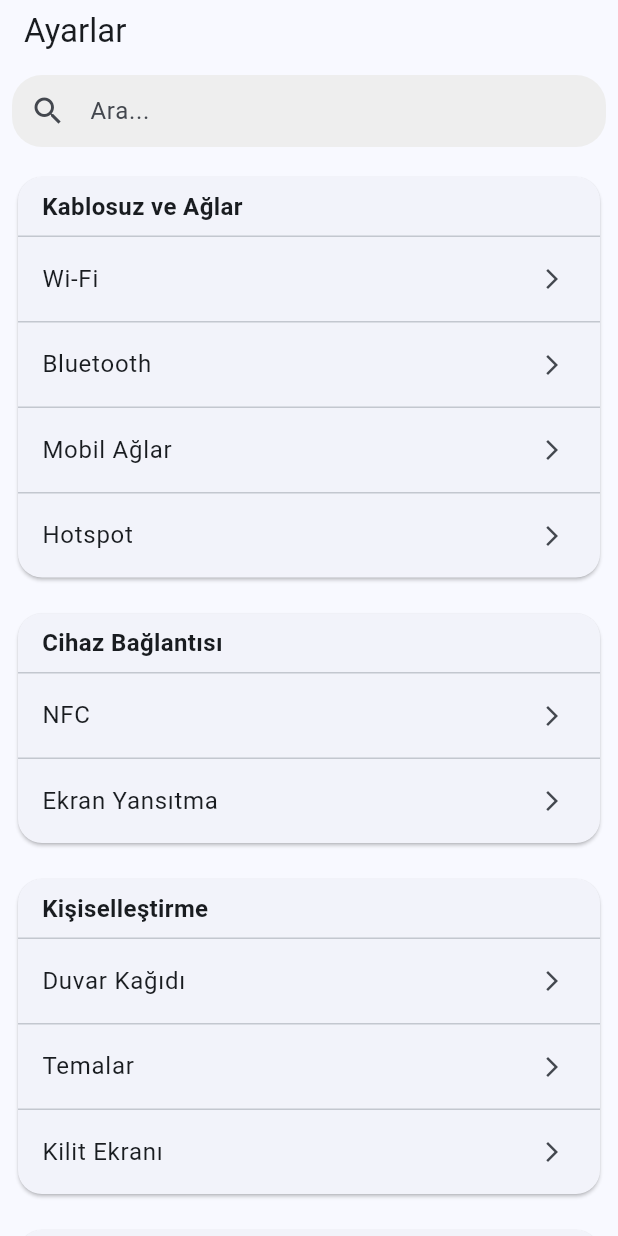
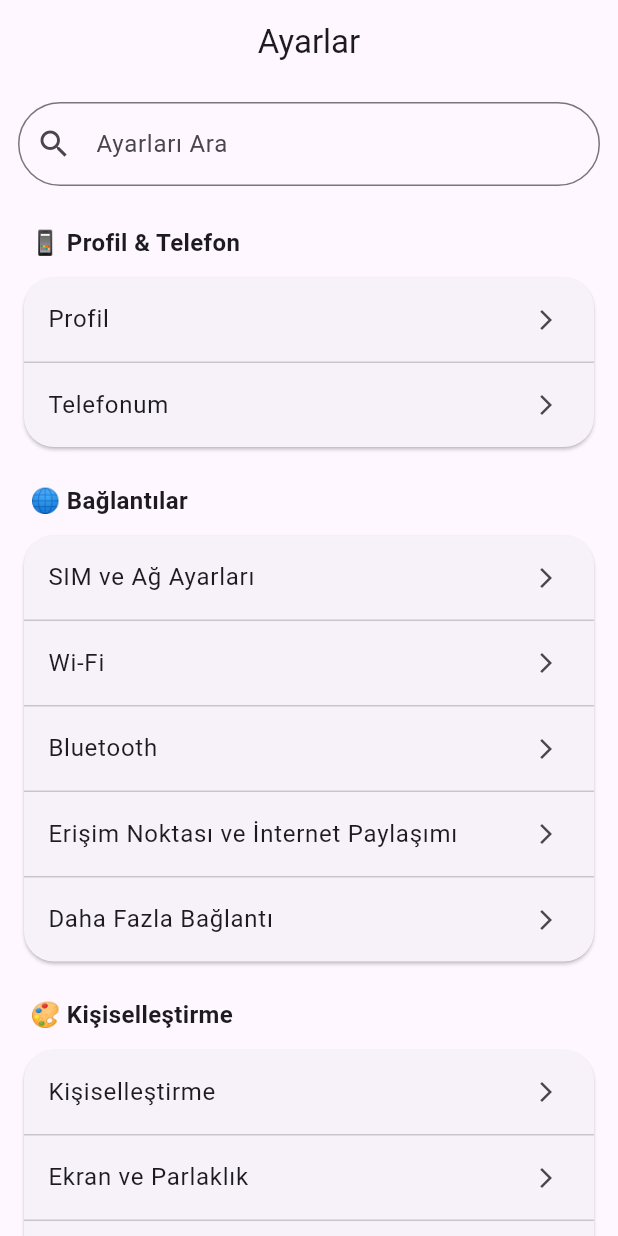
Before and after one commit to nsibvlizad-hub/Sin, a Flutter app: the screen it shows after launch, on a phone screen of 412 x 824 dp. Run offline on Flutter 3.47's test engine with Material 3 defaults, Android fonts, the phone set to English and light mode, and no system bars; our stand-ins replace shared_preferences.

Commit message:
Update main.dart

```diff
--- a/lib/main.dart
+++ b/lib/main.dart
@@ -1,204 +1,92 @@
-import 'package:flutter/material.dart';
-import 'package:android_intent_plus/android_intent.dart';
-import 'package:android_intent_plus/flag.dart';
+import 'package:flutter/material.dart'; import 'package:android_intent_plus/android_intent.dart';
 
-void main() {
-  runApp(const SettingsApp());
+void main() { runApp(const SettingsApp()); }
+
+class SettingsApp extends StatelessWidget { const SettingsApp({super.key});
+
+@override Widget build(BuildContext context) { return MaterialApp( debugShowCheckedModeBanner: false, title: 'HiOS 16 Settings', theme: ThemeData( primarySwatch: Colors.blue, ), home: const SettingsHome(), ); } }
+
+class SettingsHome extends StatefulWidget { const SettingsHome({super.key});
+
+@override State<SettingsHome> createState() => _SettingsHomeState(); }
+
+class _SettingsHomeState extends State<SettingsHome> { final TextEditingController _searchController = TextEditingController();
+
+void openSystemSettings(String action) { final intent = AndroidIntent(action: action); intent.launch(); }
+
+@override Widget build(BuildContext context) { return Scaffold( appBar: AppBar( title: const Text('Ayarlar'), centerTitle: true, ), body: ListView( children: [ Padding( padding: const EdgeInsets.all(12), child: TextField( controller: _searchController, decoration: InputDecoration( hintText: 'Ayarları Ara', prefixIcon: const Icon(Icons.search), border: OutlineInputBorder( borderRadius: BorderRadius.circular(30), ), ), ), ),
+
+// 1. Grup Profil + Telefonum
+      settingsGroup("📱 Profil & Telefon", [
+        settingsTile("Profil", () {
+          // Sahte profil
+        }),
+        settingsTile("Telefonum", () {
+          Navigator.push(
+            context,
+            MaterialPageRoute(builder: (context) => const PhoneInfoPage()),
+          );
+        }),
+      ]),
+
+      // 2. Grup Bağlantılar
+      settingsGroup("🌐 Bağlantılar", [
+        settingsTile("SIM ve Ağ Ayarları", () => openSystemSettings('android.settings.NETWORK_OPERATOR_SETTINGS')),
+        settingsTile("Wi-Fi", () => openSystemSettings('android.settings.WIFI_SETTINGS')),
+        settingsTile("Bluetooth", () => openSystemSettings('android.settings.BLUETOOTH_SETTINGS')),
+        settingsTile("Erişim Noktası ve İnternet Paylaşımı", () => openSystemSettings('android.settings.WIRELESS_SETTINGS')),
+        settingsTile("Daha Fazla Bağlantı", () => openSystemSettings('android.settings.AIRPLANE_MODE_SETTINGS')),
+      ]),
+
+      // 3. Grup Kişiselleştirme
+      settingsGroup("🎨 Kişiselleştirme", [
+        settingsTile("Kişiselleştirme", () {}),
+        settingsTile("Ekran ve Parlaklık", () => openSystemSettings('android.settings.DISPLAY_SETTINGS')),
+        settingsTile("Ses ve Titreşim", () => openSystemSettings('android.settings.SOUND_SETTINGS')),
+        settingsTile("Bildirim Paneli", () => openSystemSettings('android.settings.NOTIFICATION_SETTINGS')),
+      ]),
+
+      // 4. Grup Güvenlik
+      settingsGroup("🔒 Güvenlik & Gizlilik", [
+        settingsTile("Parola ve Güvenlik", () => openSystemSettings('android.settings.SECURITY_SETTINGS')),
+        settingsTile("Gizlilik", () => openSystemSettings('android.settings.PRIVACY_SETTINGS')),
+        settingsTile("Depolama", () => openSystemSettings('android.settings.INTERNAL_STORAGE_SETTINGS')),
+      ]),
+
+      // 5. Grup Uygulamalar
+      settingsGroup("⚙️ Uygulamalar & Konum", [
+        settingsTile("Uygulama Yönetimi", () => openSystemSettings('android.settings.APPLICATION_SETTINGS')),
+        settingsTile("Konum", () => openSystemSettings('android.settings.LOCATION_SOURCE_SETTINGS')),
+      ]),
+
+      // 6. Grup Batarya
+      settingsGroup("🔋 Batarya & Dijital Sağlık", [
+        settingsTile("Batarya Laboratuvarı", () => openSystemSettings('android.settings.BATTERY_SAVER_SETTINGS')),
+        settingsTile("Dijital Denge ve Ebeveyn Denetimleri", () => openSystemSettings('android.settings.DIGITAL_WELLBEING_SETTINGS')),
+        settingsTile("Ekstra Özellikler", () {}),
+      ]),
+
+      // 7. Grup Hesaplar
+      settingsGroup("👥 Hesaplar & Güvenlik", [
+        settingsTile("Kullanıcılar ve Hesaplar", () => openSystemSettings('android.settings.ADD_ACCOUNT_SETTINGS')),
+        settingsTile("Güvenlik ve Acil Durum", () => openSystemSettings('android.settings.SAFETY_CENTER')),
+        settingsTile("Google", () => openSystemSettings('android.settings.GOOGLE_SETTINGS')),
+      ]),
+
+      // 8. Grup Sistem
+      settingsGroup("⚙️ Sistem", [
+        settingsTile("Sistem", () => openSystemSettings('android.settings.SETTINGS')),
+      ]),
+    ],
+  ),
+);
+
 }
 
-class SettingsApp extends StatelessWidget {
-  const SettingsApp({super.key});
+Widget settingsGroup(String title, List<Widget> children) { return Padding( padding: const EdgeInsets.symmetric(horizontal: 12, vertical: 6), child: Column( crossAxisAlignment: CrossAxisAlignment.start, children: [ Padding( padding: const EdgeInsets.all(8.0), child: Text(title, style: const TextStyle(fontWeight: FontWeight.bold, fontSize: 16)), ), Card( shape: RoundedRectangleBorder(borderRadius: BorderRadius.circular(20)), child: Column( children: List.generate(children.length * 2 - 1, (index) { if (index.isEven) { return children[index ~/ 2]; } else { return const Divider(height: 1); } }), ), ) ], ), ); }
 
-  @override
-  Widget build(BuildContext context) {
-    return MaterialApp(
-      debugShowCheckedModeBanner: false,
-      title: 'Ayarlar',
-      theme: ThemeData(
-        useMaterial3: true,
-        colorScheme: ColorScheme.fromSeed(seedColor: Colors.blue),
-      ),
-      home: const SettingsHome(),
-    );
-  }
-}
+Widget settingsTile(String title, VoidCallback onTap) { return ListTile( title: Text(title), trailing: const Icon(Icons.arrow_forward_ios, size: 16), onTap: onTap, ); } }
 
-class SettingsHome extends StatefulWidget {
-  const SettingsHome({super.key});
+class PhoneInfoPage extends StatelessWidget { const PhoneInfoPage({super.key});
 
-  @override
-  State<SettingsHome> createState() => _SettingsHomeState();
-}
-
-class _SettingsHomeState extends State<SettingsHome> {
-  String query = "";
-
-  final Map<String, List<Map<String, dynamic>>> categories = {
-    "Kablosuz ve Ağlar": [
-      {"title": "Wi-Fi", "intent": "android.settings.WIFI_SETTINGS"},
-      {"title": "Bluetooth", "intent": "android.settings.BLUETOOTH_SETTINGS"},
-      {"title": "Mobil Ağlar", "intent": "android.settings.DATA_ROAMING_SETTINGS"},
-      {"title": "Hotspot", "intent": "android.settings.TETHER_SETTINGS"},
-    ],
-    "Cihaz Bağlantısı": [
-      {"title": "NFC", "intent": "android.settings.NFC_SETTINGS"},
-      {"title": "Ekran Yansıtma", "intent": "android.settings.CAST_SETTINGS"},
-    ],
-    "Kişiselleştirme": [
-      {"title": "Duvar Kağıdı", "intent": "android.settings.WALLPAPER_SETTINGS"},
-      {"title": "Temalar", "intent": "android.settings.HOME_SETTINGS"},
-      {"title": "Kilit Ekranı", "intent": "android.settings.DISPLAY_SETTINGS"},
-    ],
-    "Uygulamalar": [
-      {"title": "Tüm Uygulamalar", "intent": "android.settings.APPLICATION_SETTINGS"},
-      {"title": "Varsayılan Uygulamalar", "intent": "android.settings.MANAGE_DEFAULT_APPS_SETTINGS"},
-    ],
-    "Depolama ve Bellek": [
-      {"title": "Depolama", "intent": "android.settings.INTERNAL_STORAGE_SETTINGS"},
-      {"title": "Bellek", "intent": "android.settings.MEMORY_CARD_SETTINGS"},
-    ],
-    "Güvenlik ve Gizlilik": [
-      {"title": "Ekran Kilidi", "intent": "android.settings.SECURITY_SETTINGS"},
-      {"title": "Konum", "intent": "android.settings.LOCATION_SOURCE_SETTINGS"},
-      {"title": "Şifreler", "intent": "android.settings.PRIVACY_SETTINGS"},
-    ],
-    "Sistem": [
-      {"title": "Dil ve Giriş", "intent": "android.settings.INPUT_METHOD_SETTINGS"},
-      {"title": "Tarih ve Saat", "intent": "android.settings.DATE_SETTINGS"},
-      {"title": "Yedekleme", "intent": "android.settings.BACKUP_AND_RESET_SETTINGS"},
-      {"title": "Telefon Hakkında", "about": true},
-    ],
-  };
-
-  void _openIntent(String action) {
-    final intent = AndroidIntent(
-      action: action,
-      flags: <int>[Flag.FLAG_ACTIVITY_NEW_TASK],
-    );
-    intent.launch();
-  }
-
-  @override
-  Widget build(BuildContext context) {
-    return Scaffold(
-      appBar: AppBar(
-        title: const Text("Ayarlar"),
-        bottom: PreferredSize(
-          preferredSize: const Size.fromHeight(50),
-          child: Padding(
-            padding: const EdgeInsets.all(8.0),
-            child: TextField(
-              decoration: InputDecoration(
-                hintText: "Ara...",
-                prefixIcon: const Icon(Icons.search),
-                filled: true,
-                fillColor: Colors.grey.shade200,
-                contentPadding: const EdgeInsets.symmetric(horizontal: 12),
-                border: OutlineInputBorder(
-                  borderRadius: BorderRadius.circular(20),
-                  borderSide: BorderSide.none,
-                ),
-              ),
-              onChanged: (val) {
-                setState(() {
-                  query = val.toLowerCase();
-                });
-              },
-            ),
-          ),
-        ),
-      ),
-      body: ListView(
-        children: categories.entries.map((entry) {
-          final groupTitle = entry.key;
-          final items = entry.value.where((item) {
-            final title = item["title"].toString().toLowerCase();
-            return title.contains(query);
-          }).toList();
-
-          if (items.isEmpty) return const SizedBox.shrink();
-
-          return Padding(
-            padding: const EdgeInsets.all(8.0),
-            child: Card(
-              shape: RoundedRectangleBorder(
-                borderRadius: BorderRadius.circular(16),
-              ),
-              child: Column(
-                crossAxisAlignment: CrossAxisAlignment.start,
-                children: [
-                  Container(
-                    padding:
-                        const EdgeInsets.symmetric(horizontal: 16, vertical: 8),
-                    child: Text(groupTitle,
-                        style: const TextStyle(
-                            fontSize: 16, fontWeight: FontWeight.bold)),
-                  ),
-                  const Divider(height: 1),
-                  ...items.map((item) {
-                    return Column(
-                      children: [
-                        ListTile(
-                          title: Text(item["title"]),
-                          trailing: const Icon(Icons.arrow_forward_ios, size: 16),
-                          onTap: () {
-                            if (item["about"] == true) {
-                              Navigator.push(
-                                context,
-                                MaterialPageRoute(
-                                    builder: (_) => const AboutPhonePage()),
-                              );
-                            } else {
-                              _openIntent(item["intent"]);
-                            }
-                          },
-                        ),
-                        if (item != items.last) const Divider(height: 1),
-                      ],
-                    );
-                  }),
-                ],
-              ),
-            ),
-          );
-        }).toList(),
-      ),
-    );
-  }
-}
-
-class AboutPhonePage extends StatelessWidget {
-  const AboutPhonePage({super.key});
-
-  @override
-  Widget build(BuildContext context) {
-    final fakeInfo = {
-      "Android sürümü": "16",
-      "HiOS sürümü": "16",
-      "Model": "TECNO Spark Go 2024",
-      "RAM": "4 GB",
-      "Depolama": "128 GB",
-      "İşlemci": "MediaTek Helio A22",
-      "Knox sürümü": "3.10",
-      "Yapım numarası": "HIOS16.0.0.123 (Fake)",
-      "Güvenlik düzeltme eki": "1 Ağustos 2025",
-    };
-
-    return Scaffold(
-      appBar: AppBar(title: const Text("Telefon Hakkında")),
-      body: ListView(
-        children: fakeInfo.entries.map((e) {
-          return Column(
-            children: [
-              ListTile(
-                title: Text(e.key),
-                subtitle: Text(e.value),
-              ),
-              const Divider(height: 1),
-            ],
-          );
-        }).toList(),
-      ),
-    );
-  }
-}
+@override Widget build(BuildContext context) { return Scaffold( appBar: AppBar(title: const Text("Telefonum")), body: Padding( padding: const EdgeInsets.all(16.0), child: Column( crossAxisAlignment: CrossAxisAlignment.start, children: const [ Text("Android Sürümü: 16", style: TextStyle(fontSize: 18)), SizedBox(height: 8), Text("HiOS Sürümü: 16", style: TextStyle(fontSize: 18)), SizedBox(height: 8), Text("Model: Tecno Spark Go 2024", style: TextStyle(fontSize: 18)), SizedBox(height: 8), Text("RAM: 4 GB", style: TextStyle(fontSize: 18)), SizedBox(height: 8), Text("Knox: Güvenlik aktif (sahte)", style: TextStyle(fontSize: 18)), ], ), ), ); } }
```
